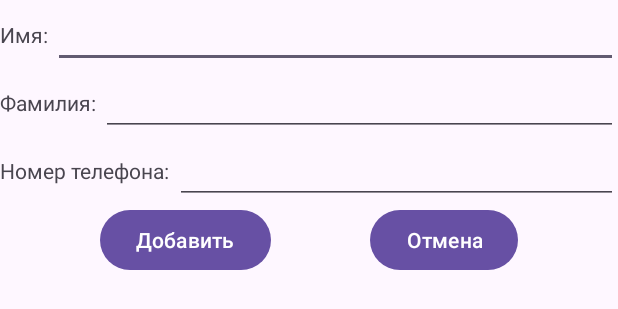
After one commit to destroy-man/Aston_Intensiv_3, an Android app: the layout contact_dialog.xml on its own in the app's theme, with its tools: preview values and no code run, on a phone screen of 412 x 824 dp. The commit adds this screen. Shown: the top 309 px of the screen. Run offline under Robolectric (Android 15) with nearby library versions, the phone set to English and light mode, and no system bars.

```diff
--- /dev/null
+++ b/app/src/main/res/layout/contact_dialog.xml
@@ -0,0 +1,89 @@
+<?xml version="1.0" encoding="utf-8"?>
+<layout xmlns:android="http://schemas.android.com/apk/res/android"
+    xmlns:app="http://schemas.android.com/apk/res-auto"
+    xmlns:tools="http://schemas.android.com/tools">
+
+    <data>
+
+    </data>
+
+    <androidx.constraintlayout.widget.ConstraintLayout
+        android:layout_width="match_parent"
+        android:layout_height="wrap_content">
+
+        <TextView
+            android:id="@+id/labelNameContact"
+            android:layout_width="wrap_content"
+            android:layout_height="wrap_content"
+            android:text="Имя: "
+            app:layout_constraintBottom_toBottomOf="@+id/textNameContact"
+            app:layout_constraintStart_toStartOf="parent"
+            app:layout_constraintTop_toTopOf="@+id/textNameContact" />
+
+        <EditText
+            android:id="@+id/textNameContact"
+            android:layout_width="0dp"
+            android:layout_height="wrap_content"
+            android:ems="10"
+            android:inputType="text"
+            app:layout_constraintEnd_toEndOf="parent"
+            app:layout_constraintStart_toEndOf="@+id/labelNameContact"
+            app:layout_constraintTop_toTopOf="parent" />
+
+        <TextView
+            android:id="@+id/labelSurnameContact"
+            android:layout_width="wrap_content"
+            android:layout_height="wrap_content"
+            android:text="Фамилия: "
+            app:layout_constraintBottom_toBottomOf="@+id/textSurnameContact"
+            app:layout_constraintStart_toStartOf="parent"
+            app:layout_constraintTop_toTopOf="@+id/textSurnameContact" />
+
+        <EditText
+            android:id="@+id/textSurnameContact"
+            android:layout_width="0dp"
+            android:layout_height="wrap_content"
+            android:ems="10"
+            android:inputType="text"
+            app:layout_constraintEnd_toEndOf="parent"
+            app:layout_constraintStart_toEndOf="@+id/labelSurnameContact"
+            app:layout_constraintTop_toBottomOf="@+id/textNameContact" />
+
+        <TextView
+            android:id="@+id/labelPhoneContact"
+            android:layout_width="wrap_content"
+            android:layout_height="wrap_content"
+            android:text="Номер телефона: "
+            app:layout_constraintBottom_toBottomOf="@+id/textPhoneContact"
+            app:layout_constraintStart_toStartOf="parent"
+            app:layout_constraintTop_toTopOf="@+id/textPhoneContact" />
+
+        <EditText
+            android:id="@+id/textPhoneContact"
+            android:layout_width="0dp"
+            android:layout_height="wrap_content"
+            android:ems="10"
+            android:inputType="phone"
+            app:layout_constraintEnd_toEndOf="parent"
+            app:layout_constraintStart_toEndOf="@+id/labelPhoneContact"
+            app:layout_constraintTop_toBottomOf="@+id/textSurnameContact" />
+
+        <Button
+            android:id="@+id/btnAddContact"
+            android:layout_width="wrap_content"
+            android:layout_height="wrap_content"
+            android:text="Добавить"
+            app:layout_constraintEnd_toStartOf="@+id/btnCancelContact"
+            app:layout_constraintStart_toStartOf="parent"
+            app:layout_constraintTop_toBottomOf="@+id/textPhoneContact" />
+
+        <Button
+            android:id="@+id/btnCancelContact"
+            android:layout_width="wrap_content"
+            android:layout_height="wrap_content"
+            android:text="Отмена"
+            app:layout_constraintEnd_toEndOf="parent"
+            app:layout_constraintStart_toEndOf="@+id/btnAddContact"
+            app:layout_constraintTop_toBottomOf="@+id/textPhoneContact" />
+    </androidx.constraintlayout.widget.ConstraintLayout>
+</layout>
```
Also changed, not shown: app/build.gradle (+8 -3 lines), app/src/main/java/ru/korobeynikov/astonintensiv3/Contact.kt (added, +8 -0 lines), app/src/main/java/ru/korobeynikov/astonintensiv3/ContactAdapter.kt (added, +40 -0 lines), app/src/main/java/ru/korobeynikov/astonintensiv3/ContactDialog.kt (added, +31 -0 lines), app/src/main/java/ru/korobeynikov/astonintensiv3/MainActivity.kt (+38 -1 lines), app/src/main/res/layout/activity_main.xml (+54 -7 lines), app/src/main/res/layout/item_contact.xml (added, +29 -0 lines).
